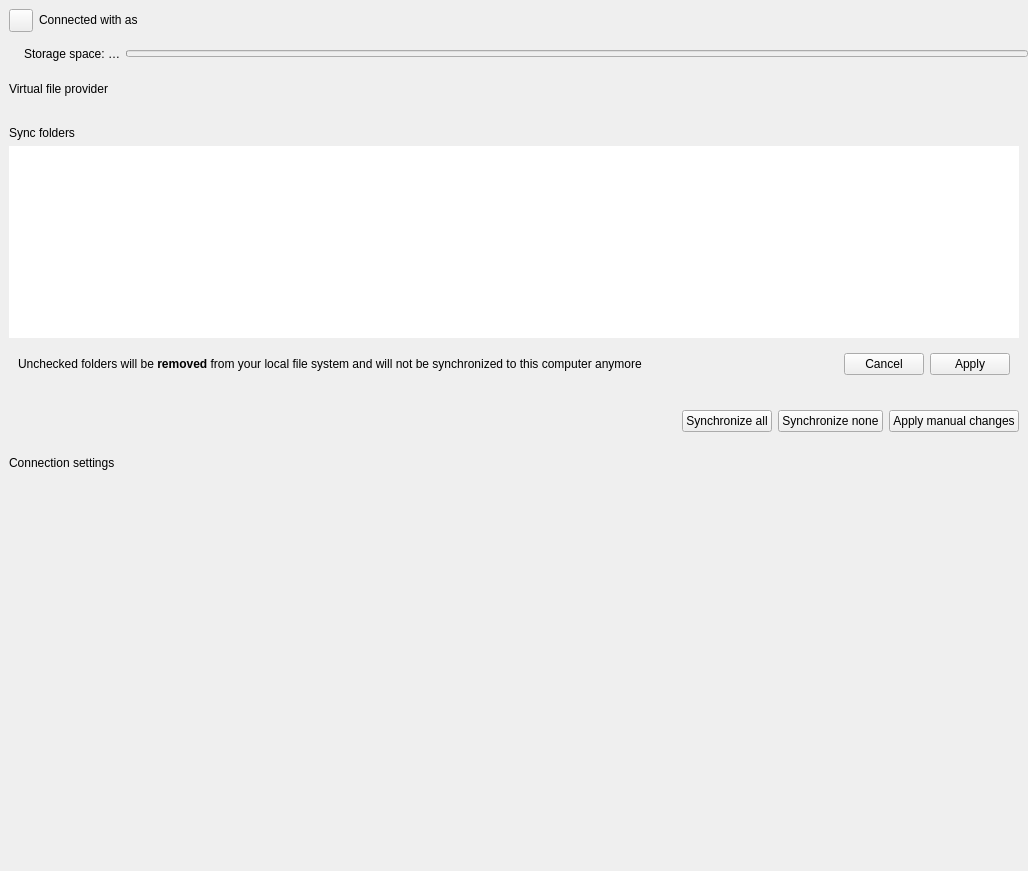
Before: the Qt Designer form src/gui/accountsettings.ui in nextcloud/desktop, drawn with Qt 5.
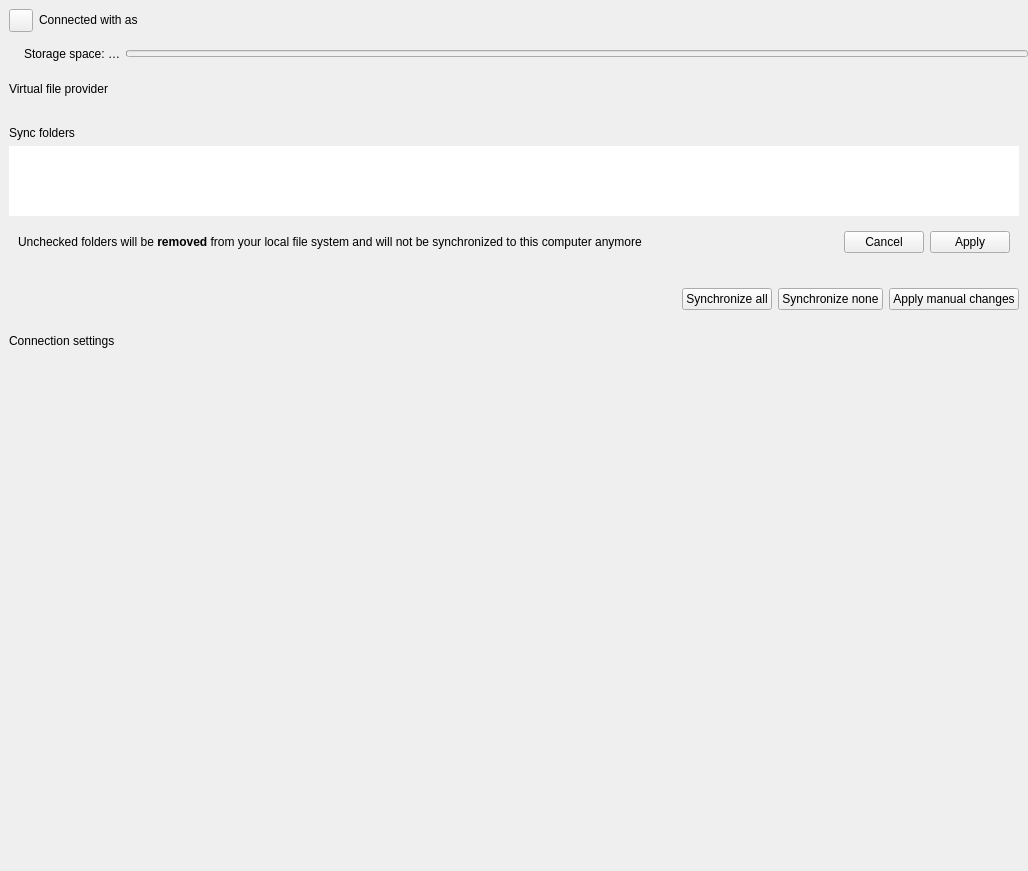
After: the same form once the commit is applied. Custom widgets are drawn as their Qt base class.

Commit message: fix: avoid extra space in sync folders panel

```diff
--- a/src/gui/accountsettings.ui
+++ b/src/gui/accountsettings.ui
@@ -207,6 +207,12 @@
       </item>
       <item>
        <widget class="QWidget" name="syncFoldersPanelContents" native="true">
+        <property name="sizePolicy">
+         <sizepolicy hsizetype="Preferred" vsizetype="Maximum">
+          <horstretch>0</horstretch>
+          <verstretch>0</verstretch>
+         </sizepolicy>
+        </property>
         <layout class="QVBoxLayout" name="syncFoldersLayout">
          <property name="leftMargin">
           <number>0</number>
@@ -228,6 +234,9 @@
              <verstretch>0</verstretch>
             </sizepolicy>
            </property>
+           <property name="sizeAdjustPolicy">
+            <enum>QAbstractScrollArea::AdjustToContents</enum>
+           </property>
            <property name="contextMenuPolicy">
             <enum>Qt::CustomContextMenu</enum>
            </property>
```
